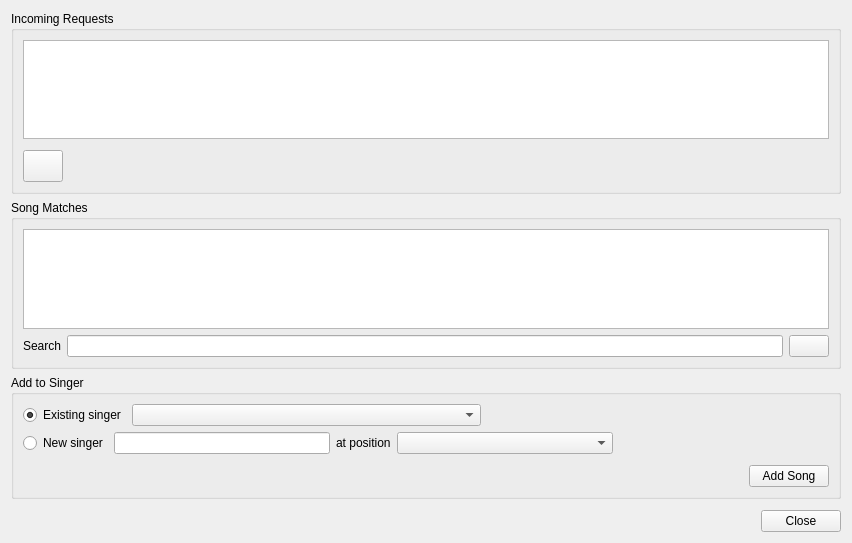
This is KaraokeHost/dlgrequests.ui in OpenKJ/OpenKJ as Qt 5 draws it before an edit. The edited form follows.
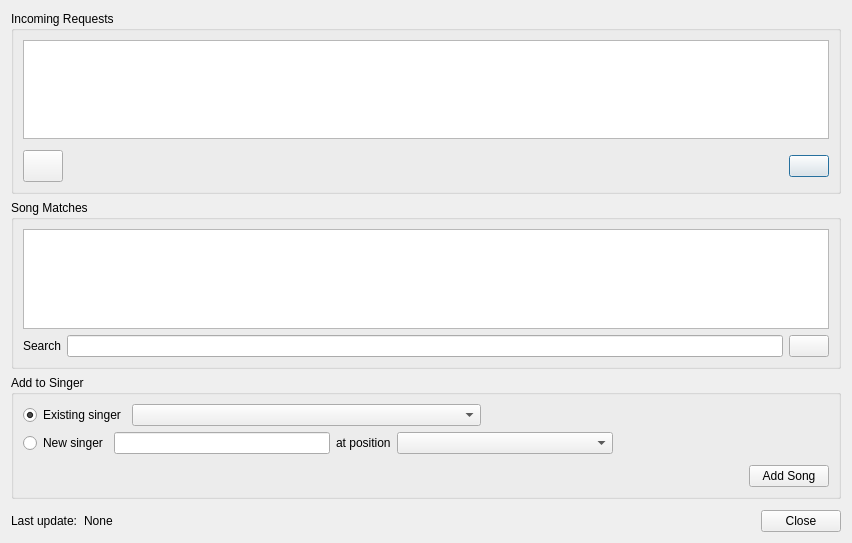
This is the edited form. Icons and pictures are not drawn.

Commit message: Kh - Added force refresh button and last update timestamp to DlgRequests.  Completed authentication and SSL features in requests client including error notification.

Diff of the .ui file:
```diff
--- a/KaraokeHost/dlgrequests.ui
+++ b/KaraokeHost/dlgrequests.ui
@@ -83,6 +83,17 @@
           </property>
          </spacer>
         </item>
+        <item>
+         <widget class="QPushButton" name="buttonRefresh">
+          <property name="text">
+           <string/>
+          </property>
+          <property name="icon">
+           <iconset resource="resources.qrc">
+            <normaloff>:/icons/Icons/view-refresh.png</normaloff>:/icons/Icons/view-refresh.png</iconset>
+          </property>
+         </widget>
+        </item>
        </layout>
       </item>
      </layout>
@@ -266,6 +277,20 @@
      <property name="topMargin">
       <number>5</number>
      </property>
+     <item>
+      <widget class="QLabel" name="label_2">
+       <property name="text">
+        <string>Last update:</string>
+       </property>
+      </widget>
+     </item>
+     <item>
+      <widget class="QLabel" name="labelLastUpdate">
+       <property name="text">
+        <string>None</string>
+       </property>
+      </widget>
+     </item>
      <item>
       <spacer name="horizontalSpacer_4">
        <property name="orientation">
```
The commit also changes 6 other files.
